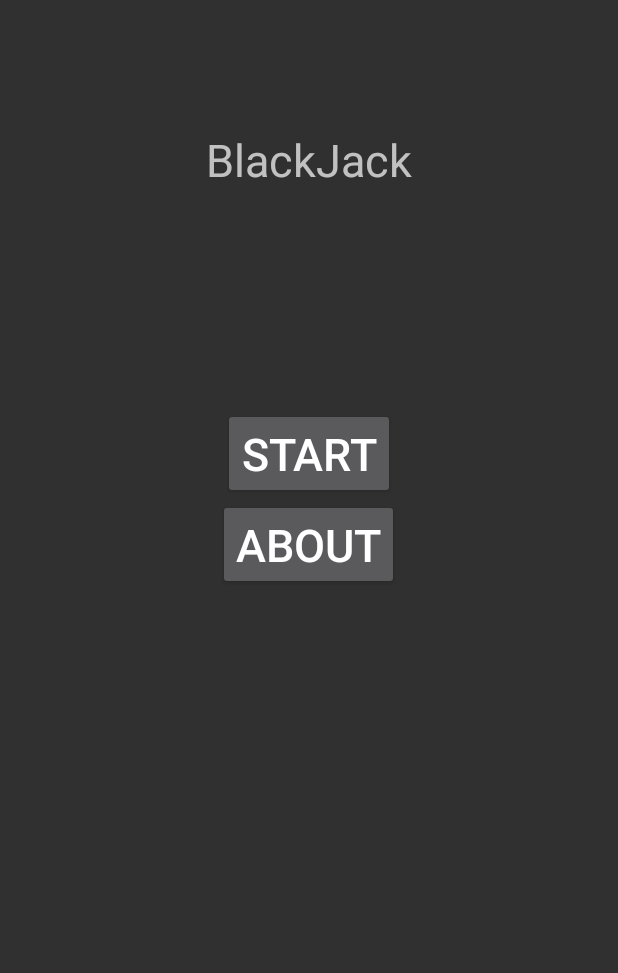
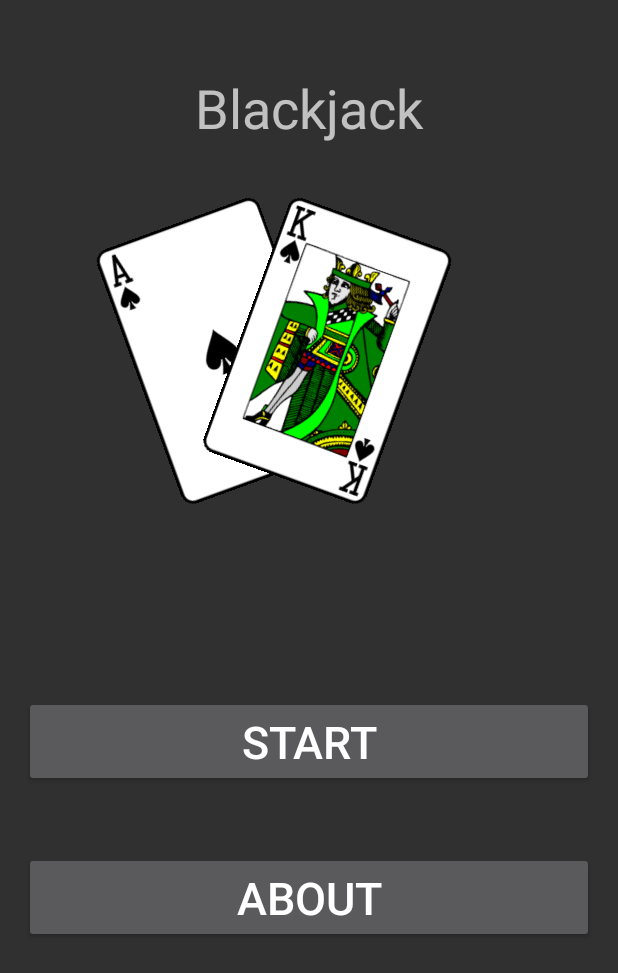
Before and after one commit to Dimitrei/Blackjack, an Android app: the screen it shows after launch (StartActivity), on a phone screen of 412 x 824 dp. Shown: the top 973 px of the screen. Run offline under Robolectric (Android 15) with nearby library versions, the phone set to English and light mode, and no system bars.

Commit message:
Added new layout style to StartActivity Edited DeveloperActivity layout to use @string convention Added discussed cards to StartActivity for visual appearance

```diff
--- a/app/src/main/java/com/martinnazi/blackjack/StartActivity.java
+++ b/app/src/main/java/com/martinnazi/blackjack/StartActivity.java
@@ -14,7 +14,7 @@ public class StartActivity extends AppCompatActivity implements View.OnClickList
         setContentView(R.layout.activity_start);
 
         Button start = (Button) findViewById(R.id.gameButton);
-        Button about = (Button) findViewById(R.id.developebutton);
+        Button about = (Button) findViewById(R.id.developerbutton);
 
         start.setOnClickListener(this);
         about.setOnClickListener(this);
@@ -27,7 +27,7 @@ public class StartActivity extends AppCompatActivity implements View.OnClickList
                 Intent gIntent = new Intent(getApplicationContext(), GameActivity.class);
                 startActivity(gIntent);
                 break;
-            case R.id.developebutton:
+            case R.id.developerbutton:
                 Intent dIntent = new Intent(getApplicationContext(), DeveloperActivity.class);
                 startActivity(dIntent);
                 break;
--- a/app/src/main/res/layout/activity_developer.xml
+++ b/app/src/main/res/layout/activity_developer.xml
@@ -32,7 +32,7 @@
         android:layout_marginTop="20dp"
         android:id="@+id/developer1View"
         android:textAppearance="@style/TextAppearance.AppCompat.Headline"
-        android:layout_below="@+id/titleView"
+        android:layout_below="@+id/title"
         android:layout_centerHorizontal="true"
         android:textAlignment="center" />
 
@@ -40,7 +40,7 @@
         android:text="@string/developers_title"
         android:layout_width="match_parent"
         android:layout_height="wrap_content"
-        android:id="@+id/titleView"
+        android:id="@+id/title"
         android:textAppearance="@style/TextAppearance.AppCompat.Title"
         android:layout_marginTop="50dp"
         android:textSize="36sp"
--- a/app/src/main/res/layout/activity_start.xml
+++ b/app/src/main/res/layout/activity_start.xml
@@ -1,5 +1,6 @@
 <?xml version="1.0" encoding="utf-8"?>
-<RelativeLayout xmlns:android="http://schemas.android.com/apk/res/android"
+<LinearLayout xmlns:android="http://schemas.android.com/apk/res/android"
+    xmlns:app="http://schemas.android.com/apk/res-auto"
     xmlns:tools="http://schemas.android.com/tools"
     android:id="@+id/activity_start"
     android:layout_width="match_parent"
@@ -8,36 +9,74 @@
     android:paddingLeft="@dimen/activity_horizontal_margin"
     android:paddingRight="@dimen/activity_horizontal_margin"
     android:paddingTop="@dimen/activity_vertical_margin"
-    tools:context="com.martinnazi.blackjack.StartActivity">
+    tools:context="com.martinnazi.blackjack.StartActivity"
+    android:orientation="vertical"
+    android:weightSum="1">
 
-    <TextView
-        android:text="BlackJack"
-        android:layout_width="wrap_content"
+    <RelativeLayout
+        android:layout_width="match_parent"
         android:layout_height="wrap_content"
-        android:layout_marginTop="70dp"
-        android:id="@+id/titleView"
-        android:textAlignment="center"
-        android:textSize="30sp"
-        android:layout_alignParentTop="true"
-        android:layout_centerHorizontal="true" />
+        android:layout_weight="0.36">
+
+        <ImageView
+            app:srcCompat="@drawable/spades_a"
+            android:id="@+id/aceCard"
+            android:layout_height="180dp"
+            android:layout_width="119dp"
+            android:layout_marginLeft="71dp"
+            android:layout_marginStart="71dp"
+            android:layout_below="@+id/title"
+            android:layout_alignParentLeft="true"
+            android:layout_alignParentStart="true"
+            android:layout_marginTop="48dp"
+            android:rotation="-20" />
+
+        <ImageView
+            android:layout_width="119dp"
+            android:layout_height="180dp"
+            app:srcCompat="@drawable/spades_k"
+            android:id="@+id/kingCard"
+            android:layout_marginLeft="71dp"
+            android:layout_marginStart="71dp"
+            android:rotation="20"
+            android:layout_alignTop="@+id/aceCard"
+            android:layout_alignLeft="@+id/aceCard"
+            android:layout_alignStart="@+id/aceCard" />
+
+        <TextView
+            android:text="@string/app_name"
+            android:layout_width="match_parent"
+            android:layout_height="wrap_content"
+            android:layout_marginTop="31dp"
+            android:id="@+id/title"
+            android:textAlignment="center"
+            android:textSize="36sp"
+            android:layout_alignParentTop="true"
+            android:layout_alignParentLeft="true"
+            android:layout_alignParentStart="true" />
+
+    </RelativeLayout>
 
     <Button
         android:text="Start"
-        android:layout_width="wrap_content"
+        android:layout_width="match_parent"
         android:layout_height="wrap_content"
         android:id="@+id/gameButton"
         android:textSize="30sp"
-        android:layout_marginTop="145dp"
         android:textIsSelectable="false"
-        android:layout_below="@+id/titleView"
-        android:layout_centerHorizontal="true" />
+        android:layout_centerVertical="true"
+        android:layout_alignRight="@+id/developerbutton"
+        android:layout_alignEnd="@+id/developerbutton"
+        android:layout_marginTop="40dp" />
 
     <Button
         android:text="About"
-        android:layout_width="wrap_content"
+        android:layout_width="match_parent"
         android:layout_height="wrap_content"
-        android:id="@+id/developebutton"
+        android:id="@+id/developerbutton"
         android:textSize="30sp"
-        android:layout_below="@+id/gameButton"
-        android:layout_centerHorizontal="true" />
-</RelativeLayout>
+        android:layout_alignTop="@+id/gameButton"
+        android:layout_centerHorizontal="true"
+        android:layout_marginTop="43dp" />
+
+</LinearLayout>
```
